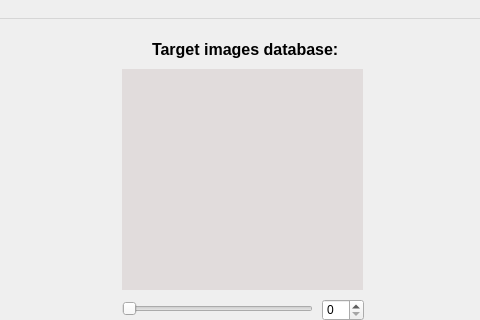
TalEfraim/Master, file Frontend.ui: the form before one commit; both pictures show x 418 to 898 and y 0 to 320 of the 898 by 660 pixel window.
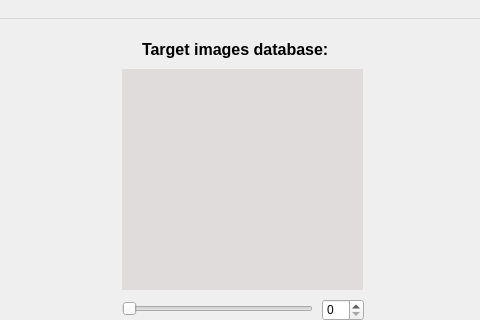
The form after the commit.

Patch:
```diff
--- a/Frontend.ui
+++ b/Frontend.ui
@@ -30,9 +30,9 @@
    <widget class="QLabel" name="TargetImagesLabel">
     <property name="geometry">
      <rect>
-      <x>570</x>
+      <x>560</x>
       <y>15</y>
-      <width>191</width>
+      <width>201</width>
       <height>31</height>
      </rect>
     </property>
```
Left out of the diff: 39 changed lines with no effect on the pictures.
